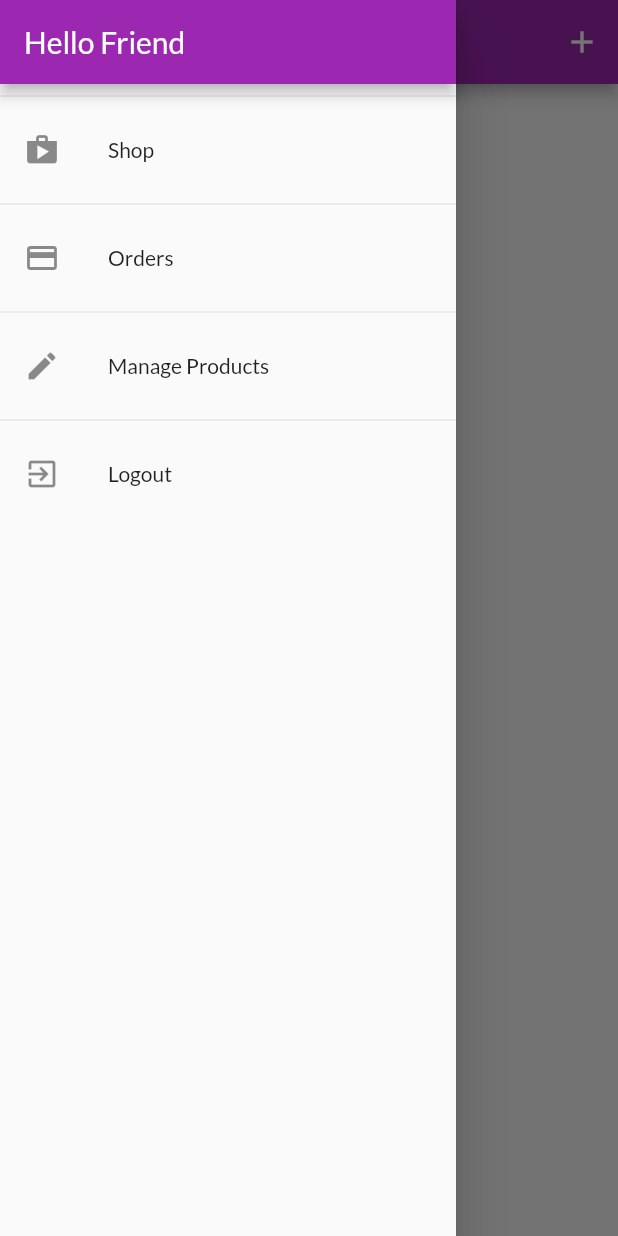
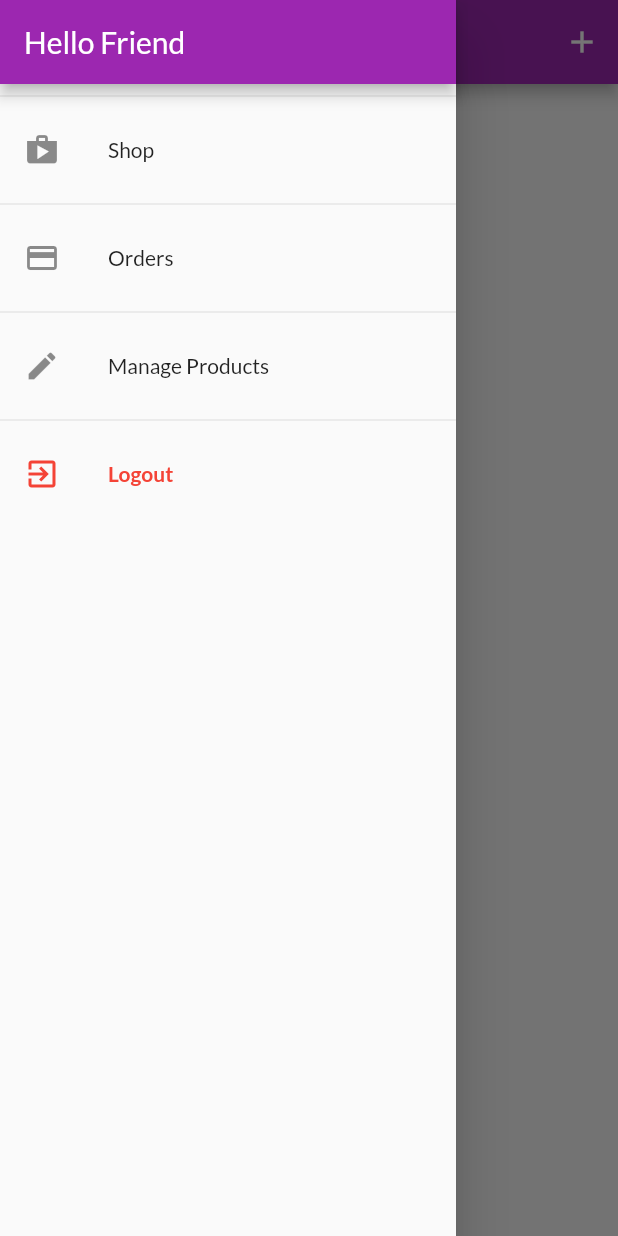
Before and after one commit to mertguler94/shop_app_flutter, a Flutter app: the UserProductsScreen screen opened by its route, with the side drawer open, on a phone screen of 412 x 824 dp. Run offline on Flutter 3.47's test engine with Material 2 defaults, Android fonts, the phone set to English and light mode, and no system bars; our stand-ins replace flutter_dotenv, shared_preferences; accounts and stored records are empty; network calls fail.

```diff
--- /dev/null
+++ b/lib/helpers/custom_route.dart
@@ -0,0 +1,47 @@
+import 'package:flutter/material.dart';
+
+class CustomRoute<T> extends MaterialPageRoute<T> {
+  CustomRoute({
+    required WidgetBuilder builder,
+    RouteSettings? settings,
+  }) : super(
+          builder: builder,
+          settings: settings,
+        );
+
+  @override
+  Widget buildTransitions(
+    BuildContext context,
+    Animation<double> animation,
+    Animation<double> secondaryAnimation,
+    Widget child,
+  ) {
+    if (settings.name == '/') {
+      return child;
+    }
+
+    return FadeTransition(
+      opacity: animation,
+      child: child,
+    );
+  }
+}
+
+class CustomPageTransitionBuilder extends PageTransitionsBuilder {
+  @override
+  Widget buildTransitions<T>(
+    PageRoute<T> route,
+    BuildContext context,
+    Animation<double> animation,
+    Animation<double> secondaryAnimation,
+    Widget child,
+  ) {
+    if (route.settings.name == '/') {
+      return child;
+    }
+    return FadeTransition(
+      opacity: animation,
+      child: child,
+    );
+  }
+}
--- a/lib/widgets/app_drawer.dart
+++ b/lib/widgets/app_drawer.dart
@@ -4,6 +4,7 @@ import 'package:provider/provider.dart';
 import '../screens/orders_screen.dart';
 import '../screens/user_products_screen.dart';
 import '../providers/auth.dart';
+// import '../helpers/custom_route.dart';
 
 class AppDrawer extends StatelessWidget {
   const AppDrawer({Key? key}) : super(key: key);
@@ -31,6 +32,9 @@ class AppDrawer extends StatelessWidget {
               onTap: (() {
                 Navigator.of(context)
                     .pushReplacementNamed(OrdersScreen.routeName);
+                // Navigator.of(context).pushReplacement(CustomRoute(
+                //   builder: ((context) => const OrdersScreen()),
+                // ));
               })),
           const Divider(),
           ListTile(
@@ -42,8 +46,15 @@ class AppDrawer extends StatelessWidget {
               })),
           const Divider(),
           ListTile(
-              leading: const Icon(Icons.exit_to_app),
-              title: const Text('Logout'),
+              leading: const Icon(
+                Icons.exit_to_app,
+                color: Colors.red,
+              ),
+              title: const Text(
+                'Logout',
+                style:
+                    TextStyle(fontWeight: FontWeight.bold, color: Colors.red),
+              ),
               onTap: (() {
                 Navigator.of(context).pop();
                 Navigator.of(context).pushReplacementNamed('/');
--- a/pubspec.yaml
+++ b/pubspec.yaml
@@ -65,6 +65,7 @@ flutter:
   # To add assets to your application, add an assets section, like this:
   assets:
     - .env
+    - assets/images/product-placeholder.png
 
   # An image asset can refer to one or more resolution-specific "variants", see
   # https://flutter.dev/assets-and-images/#resolution-aware
```
Also changed, not shown: lib/main.dart (+7 -1 lines), lib/screens/auth_screen.dart (+30 -17 lines), lib/screens/product_detail_screen.dart (+24 -15 lines), lib/widgets/order_item.dart (+13 -4 lines), lib/widgets/product_item.dart (+7 -3 lines), assets/images/product-placeholder.png (added).
